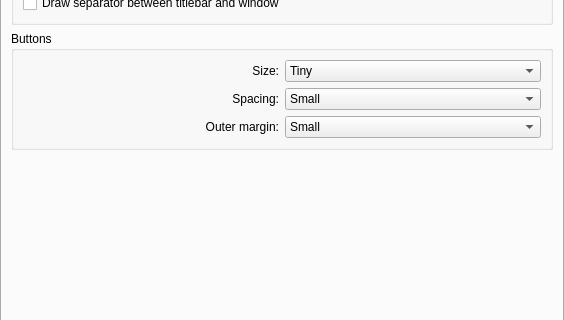
Above: kdecoration/config/ui/breezewayconfigurationui.ui from richard-kung/breezeway before the change; both pictures show x 0 to 564 and y 302 to 622 of the 564 by 708 pixel window. Below: the same form after it.
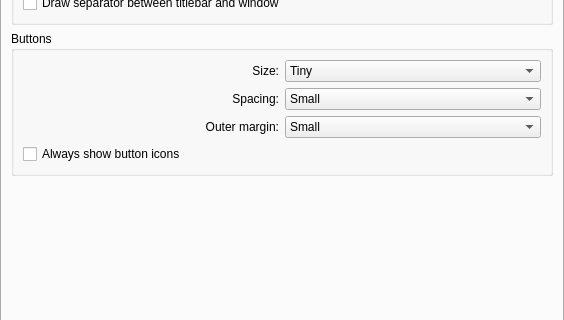
That is the form after the change. Custom widgets are drawn as their Qt base class.

Commit message: added option to always show button icons

Diff of the .ui file:
```diff
--- a/kdecoration/config/ui/breezewayconfigurationui.ui
+++ b/kdecoration/config/ui/breezewayconfigurationui.ui
@@ -408,6 +408,13 @@
             </item>
            </layout>
           </item>
+          <item row="3" column="0">
+           <widget class="QCheckBox" name="alwaysShowButtonIcons">
+            <property name="text">
+             <string>Always show button icons</string>
+            </property>
+           </widget>
+          </item>
          </layout>
         </widget>
        </item>
```
The commit also changes 3 other files.
